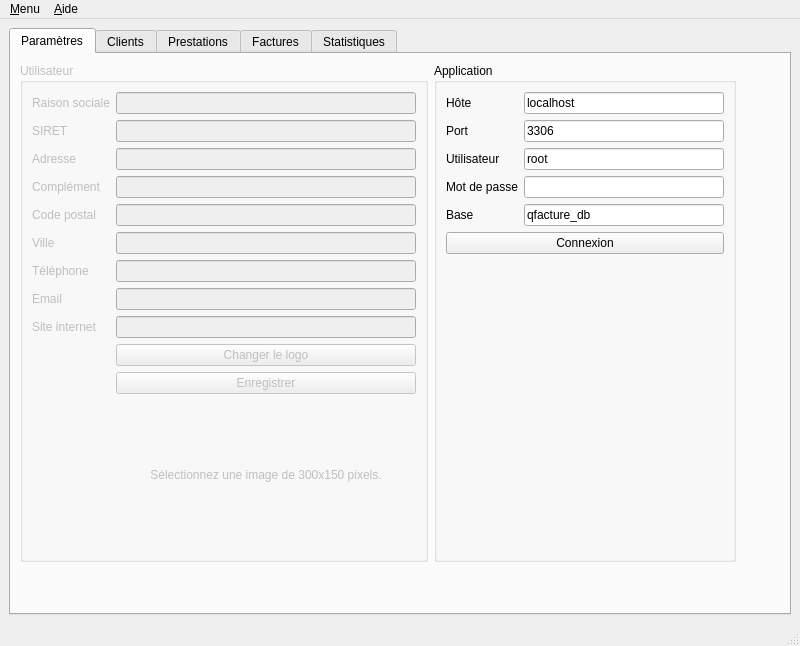
Qt form src/gui/qfacturegui.ui (jpec/Qfacture-testing) before a commit.
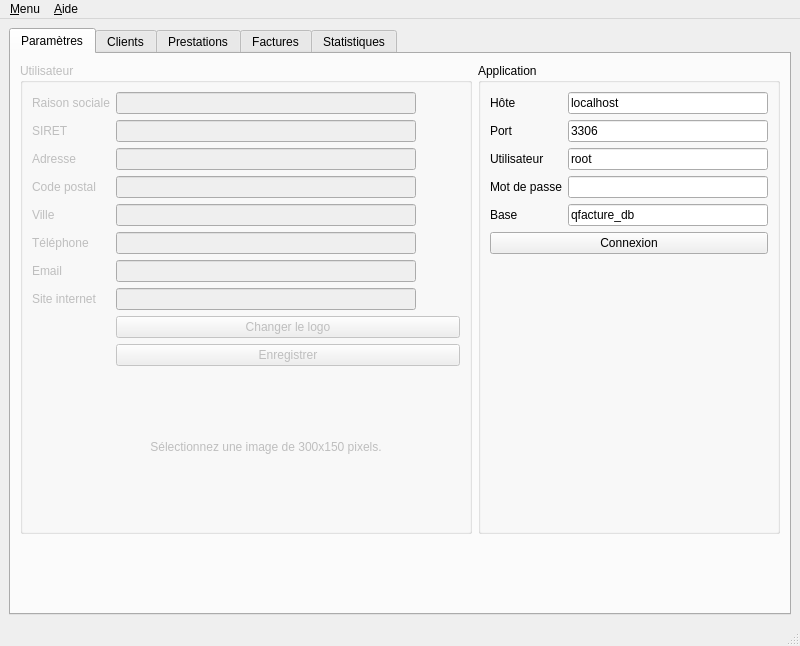
The same form after that commit. Icons and pictures are not drawn.

The edit to the form file:
```diff
--- a/src/gui/qfacturegui.ui
+++ b/src/gui/qfacturegui.ui
@@ -172,32 +172,6 @@
             </widget>
            </item>
            <item row="3" column="0">
-            <widget class="QLabel" name="label_4">
-             <property name="text">
-              <string>Complément</string>
-             </property>
-             <property name="buddy">
-              <cstring>uAdress2</cstring>
-             </property>
-            </widget>
-           </item>
-           <item row="3" column="1">
-            <widget class="QLineEdit" name="uAdress2">
-             <property name="minimumSize">
-              <size>
-               <width>300</width>
-               <height>0</height>
-              </size>
-             </property>
-             <property name="maximumSize">
-              <size>
-               <width>300</width>
-               <height>16777215</height>
-              </size>
-             </property>
-            </widget>
-           </item>
-           <item row="4" column="0">
             <widget class="QLabel" name="label_5">
              <property name="text">
               <string>Code postal</string>
@@ -207,7 +181,7 @@
              </property>
             </widget>
            </item>
-           <item row="4" column="1">
+           <item row="3" column="1">
             <widget class="QLineEdit" name="uZip">
              <property name="minimumSize">
               <size>
@@ -223,7 +197,7 @@
              </property>
             </widget>
            </item>
-           <item row="5" column="0">
+           <item row="4" column="0">
             <widget class="QLabel" name="label_6">
              <property name="text">
               <string>Ville</string>
@@ -233,7 +207,7 @@
              </property>
             </widget>
            </item>
-           <item row="5" column="1">
+           <item row="4" column="1">
             <widget class="QLineEdit" name="uCity">
              <property name="minimumSize">
               <size>
@@ -249,7 +223,7 @@
              </property>
             </widget>
            </item>
-           <item row="6" column="0">
+           <item row="5" column="0">
             <widget class="QLabel" name="label_7">
              <property name="text">
               <string>Téléphone</string>
@@ -259,7 +233,7 @@
              </property>
             </widget>
            </item>
-           <item row="6" column="1">
+           <item row="5" column="1">
             <widget class="QLineEdit" name="uPhone">
              <property name="minimumSize">
               <size>
@@ -275,7 +249,7 @@
              </property>
             </widget>
            </item>
-           <item row="7" column="0">
+           <item row="6" column="0">
             <widget class="QLabel" name="label_8">
              <property name="text">
               <string>Email</string>
@@ -285,7 +259,7 @@
              </property>
             </widget>
            </item>
-           <item row="7" column="1">
+           <item row="6" column="1">
             <widget class="QLineEdit" name="uMail">
              <property name="minimumSize">
               <size>
@@ -301,7 +275,7 @@
              </property>
             </widget>
            </item>
-           <item row="8" column="0">
+           <item row="7" column="0">
             <widget class="QLabel" name="label_9">
              <property name="text">
               <string>Site internet</string>
@@ -311,7 +285,7 @@
              </property>
             </widget>
            </item>
-           <item row="8" column="1">
+           <item row="7" column="1">
             <widget class="QLineEdit" name="uHome">
              <property name="minimumSize">
               <size>
@@ -327,7 +301,14 @@
              </property>
             </widget>
            </item>
-           <item row="10" column="1">
+           <item row="8" column="1">
+            <widget class="QPushButton" name="uChangeLogo">
+             <property name="text">
+              <string>Changer le logo</string>
+             </property>
+            </widget>
+           </item>
+           <item row="9" column="1">
             <widget class="QPushButton" name="uSave">
              <property name="enabled">
               <bool>false</bool>
@@ -355,14 +336,7 @@
              </property>
             </widget>
            </item>
-           <item row="9" column="1">
-            <widget class="QPushButton" name="uChangeLogo">
-             <property name="text">
-              <string>Changer le logo</string>
-             </property>
-            </widget>
-           </item>
-           <item row="11" column="1">
+           <item row="10" column="1">
             <widget class="QLabel" name="uLogo">
              <property name="minimumSize">
               <size>
@@ -390,22 +364,6 @@
           </layout>
          </widget>
         </item>
-        <item row="0" column="4" rowspan="2">
-         <spacer name="horizontalSpacer">
-          <property name="orientation">
-           <enum>Qt::Horizontal</enum>
-          </property>
-          <property name="sizeType">
-           <enum>QSizePolicy::Expanding</enum>
-          </property>
-          <property name="sizeHint" stdset="0">
-           <size>
-            <width>80</width>
-            <height>20</height>
-           </size>
-          </property>
-         </spacer>
-        </item>
         <item row="1" column="0">
          <spacer name="verticalSpacer">
           <property name="orientation">
```
Left out of the diff: 1 changed line with no effect on the pictures.
